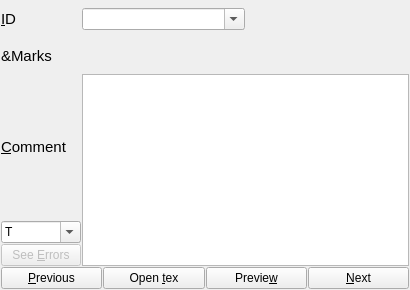
First picture: the form in grader_improved/grader_editor.ui, repository shubhamshuklaer/autog, before the edit.
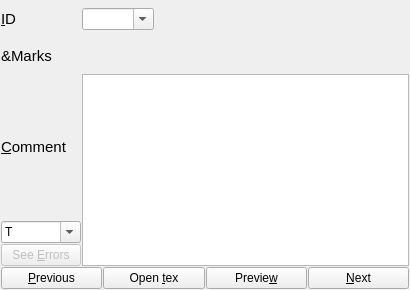
Second picture: the form after the edit.

Commit message: Added sample project and fixed infinite loop iterator and fixed tab order

Diff of the .ui file:
```diff
--- a/grader_improved/grader_editor.ui
+++ b/grader_improved/grader_editor.ui
@@ -62,7 +62,7 @@
      <item>
       <widget class="QComboBox" name="file_name_combo">
        <property name="sizePolicy">
-        <sizepolicy hsizetype="Preferred" vsizetype="Fixed">
+        <sizepolicy hsizetype="Maximum" vsizetype="Fixed">
          <horstretch>0</horstretch>
          <verstretch>0</verstretch>
         </sizepolicy>
@@ -76,7 +76,14 @@
       </widget>
      </item>
      <item>
-      <widget class="QWidget" name="merge_widget" native="true"/>
+      <widget class="QWidget" name="merge_widget" native="true">
+       <property name="sizePolicy">
+        <sizepolicy hsizetype="Preferred" vsizetype="Preferred">
+         <horstretch>0</horstretch>
+         <verstretch>0</verstretch>
+        </sizepolicy>
+       </property>
+      </widget>
      </item>
     </layout>
    </item>
```
The commit also changes 3 other files.
